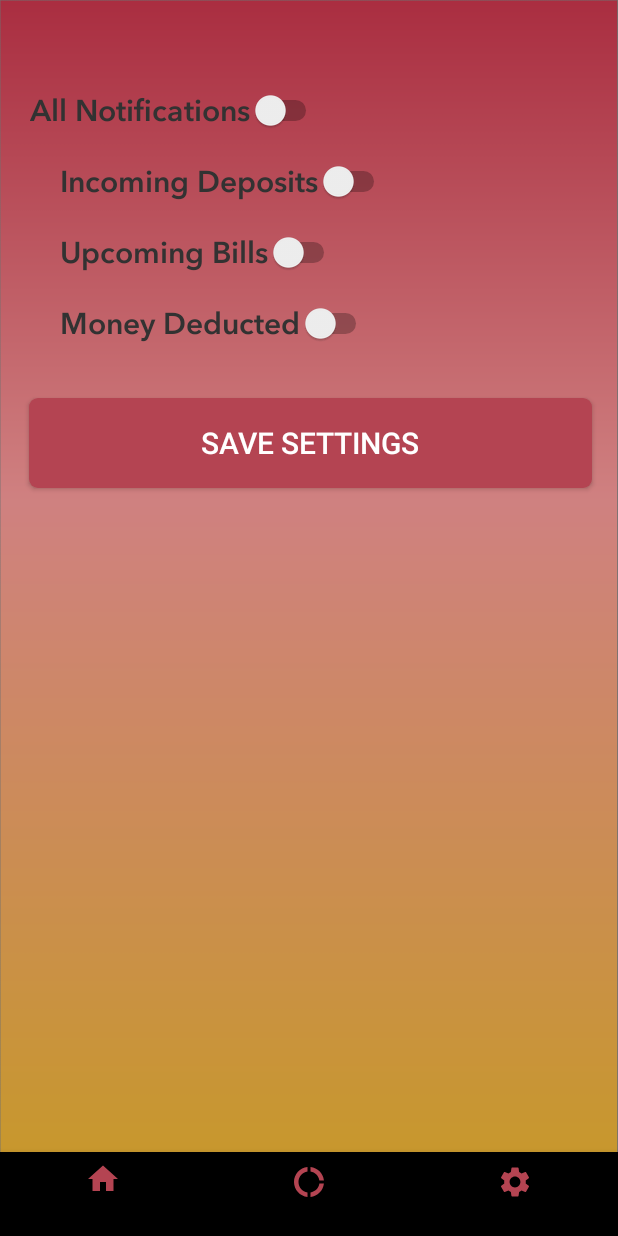
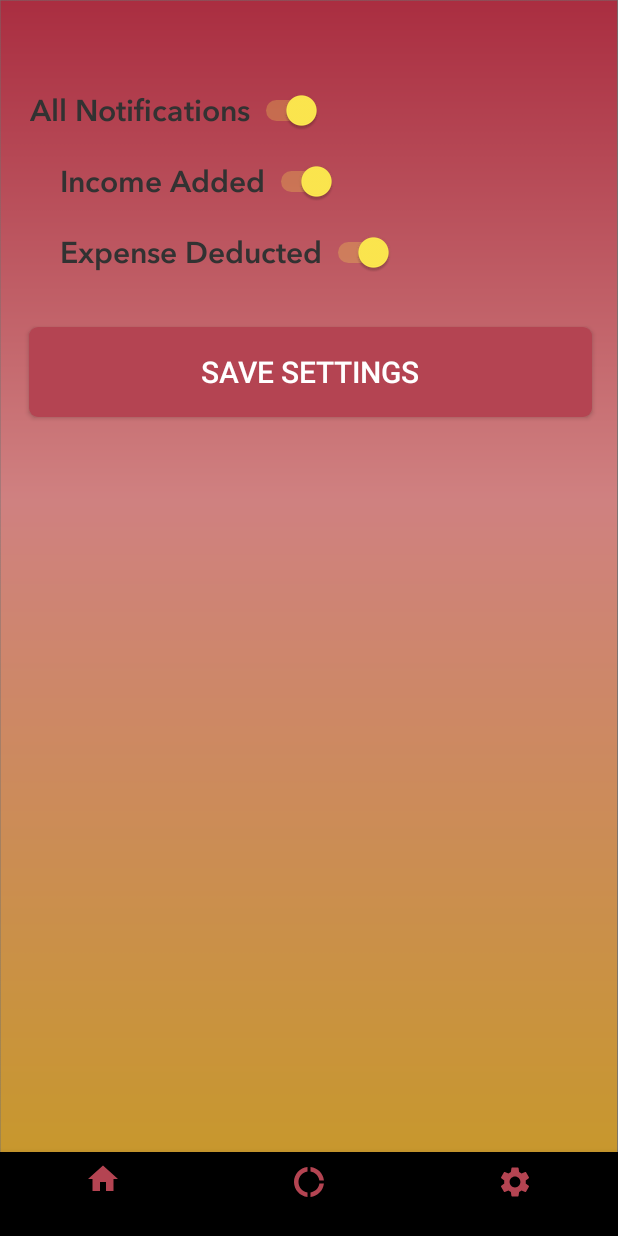
Before and after one commit to BeefxWellington/CMSC355Project, an Android app: the Notifications screen opened through its navigation route, on a phone screen of 412 x 824 dp. Run offline under Robolectric (Android 15) with nearby library versions, the phone set to English and light mode, and no system bars; our stand-ins replace navigation-ui.

Commit message:
Edit switches on notifications page

```diff
--- a/app/src/main/java/com/example/my2cents/Notifications.java
+++ b/app/src/main/java/com/example/my2cents/Notifications.java
@@ -1,10 +1,13 @@
 package com.example.my2cents;
 
+import android.annotation.SuppressLint;
 import android.os.Bundle;
 import android.view.LayoutInflater;
 import android.view.View;
 import android.view.ViewGroup;
 import android.widget.Button;
+import android.widget.CompoundButton;
+import android.widget.Switch;
 import android.widget.Toast;
 
 import androidx.fragment.app.Fragment;
@@ -56,12 +59,71 @@ public class Notifications extends Fragment {
         }
     }
 
+    public boolean allNotifications = true;
+    public boolean incomeNotifications = true;
+    public boolean expenseNotifications = true;
+
     @Override
     public View onCreateView(LayoutInflater inflater, ViewGroup container,
                              Bundle savedInstanceState) {
         // Inflate the layout for this fragment
         View view = inflater.inflate(R.layout.fragment_notifications, container, false);
         Button b1 = (Button) view.findViewById(R.id.savenotifications);
+
+        @SuppressLint("UseSwitchCompatOrMaterialCode") final Switch all = (Switch) view.findViewById(R.id.switch1);
+        @SuppressLint("UseSwitchCompatOrMaterialCode") final Switch income = (Switch) view.findViewById(R.id.switch2);
+        @SuppressLint("UseSwitchCompatOrMaterialCode") final Switch expense = (Switch) view.findViewById(R.id.switch3);
+
+        all.setOnCheckedChangeListener(new CompoundButton.OnCheckedChangeListener() {
+            @Override
+            public void onCheckedChanged(CompoundButton compoundButton, boolean b) {
+                if (b) {
+                    allNotifications = true;
+                    incomeNotifications = true;
+                    expenseNotifications = true;
+                    income.setChecked(true);
+                    expense.setChecked(true);
+                } else {
+                    allNotifications = false;
+                    incomeNotifications = false;
+                    expenseNotifications = false;
+                    income.setChecked(false);
+                    expense.setChecked(false);
+                }
+            }
+        });
+
+        income.setOnCheckedChangeListener(new CompoundButton.OnCheckedChangeListener() {
+            @Override
+            public void onCheckedChanged(CompoundButton compoundButton, boolean b) {
+                if (b) {
+                    incomeNotifications = true;
+                } else {
+                    incomeNotifications = false;
+                    allNotifications = false;
+                    all.setChecked(false);
+                }
+            }
+        });
+
+        expense.setOnCheckedChangeListener(new CompoundButton.OnCheckedChangeListener() {
+            @Override
+            public void onCheckedChanged(CompoundButton compoundButton, boolean b) {
+                if (b) {
+                    expenseNotifications = true;
+                } else {
+                    expenseNotifications = false;
+                    allNotifications = false;
+                    all.setChecked(false);
+                }
+            }
+        });
+
+        if (expenseNotifications && incomeNotifications) {
+            allNotifications = true;
+            all.setChecked(true);
+        }
+
         b1.setOnClickListener(new View.OnClickListener() {
             @Override
             public void onClick(View view) {
@@ -71,4 +133,17 @@ public class Notifications extends Fragment {
         });
         return view;
     }
+
+    public boolean getAllNotificationStatus () {
+        return allNotifications;
+    }
+
+    public boolean getIncomeNotificationStatus () {
+        return incomeNotifications;
+    }
+
+    public boolean getExpenseNotificationStatus () {
+        return expenseNotifications;
+    }
+
 }
--- a/app/src/main/res/layout/fragment_notifications.xml
+++ b/app/src/main/res/layout/fragment_notifications.xml
@@ -19,7 +19,9 @@
         android:layout_marginLeft="20dp"
         app:layout_constraintStart_toStartOf="parent"
         app:layout_constraintTop_toTopOf="parent"
-        tools:ignore="UseSwitchCompatOrMaterialXml" />
+        tools:ignore="UseSwitchCompatOrMaterialXml"
+        android:checked="true"
+        android:theme="@style/Switch"/>
 
     <Switch
         android:id="@+id/switch2"
@@ -28,12 +30,14 @@
         android:layout_marginLeft="40dp"
         android:layout_marginTop="20dp"
         android:fontFamily="@font/avenirregular"
-        android:text="Incoming Deposits"
+        android:text="Income Added"
         android:textColor="@android:color/secondary_text_light"
         android:textSize="20sp"
         app:layout_constraintStart_toStartOf="parent"
         app:layout_constraintTop_toBottomOf="@+id/switch1"
-        tools:ignore="UseSwitchCompatOrMaterialXml" />
+        tools:ignore="UseSwitchCompatOrMaterialXml"
+        android:checked="true"
+        android:theme="@style/Switch"/>
 
     <Switch
         android:id="@+id/switch3"
@@ -42,26 +46,15 @@
         android:layout_marginLeft="40dp"
         android:layout_marginTop="20dp"
         android:fontFamily="@font/avenirregular"
-        android:text="Upcoming Bills"
+        android:text="Expense Deducted"
         android:textColor="@android:color/secondary_text_light"
         android:textSize="20sp"
         app:layout_constraintStart_toStartOf="parent"
         app:layout_constraintTop_toBottomOf="@+id/switch2"
-        tools:ignore="UseSwitchCompatOrMaterialXml" />
+        tools:ignore="UseSwitchCompatOrMaterialXml"
+        android:checked="true"
+        android:theme="@style/Switch"/>
 
-    <Switch
-        android:id="@+id/switch4"
-        android:layout_width="wrap_content"
-        android:layout_height="wrap_content"
-        android:layout_marginLeft="40dp"
-        android:layout_marginTop="20dp"
-        android:fontFamily="@font/avenirregular"
-        android:text="Money Deducted"
-        android:textColor="@android:color/secondary_text_light"
-        android:textSize="20sp"
-        app:layout_constraintStart_toStartOf="parent"
-        app:layout_constraintTop_toBottomOf="@+id/switch3"
-        tools:ignore="UseSwitchCompatOrMaterialXml" />
 
     <Button
         android:id="@+id/savenotifications"
@@ -75,7 +68,7 @@
         app:layout_constraintEnd_toEndOf="parent"
         app:layout_constraintHorizontal_bias="0.529"
         app:layout_constraintStart_toStartOf="parent"
-        app:layout_constraintTop_toBottomOf="@+id/switch4" />
+        app:layout_constraintTop_toBottomOf="@+id/switch3" />
 
 
 </androidx.constraintlayout.widget.ConstraintLayout>
--- a/app/src/main/res/values/colors.xml
+++ b/app/src/main/res/values/colors.xml
@@ -8,6 +8,7 @@
     <color name="logoRed">#AA2E41</color>
     <color name="logoYellow">#C79B23</color>
     <color name="yellowYellow">#E2E82C</color>
+    <color name="switchOn">#ffe94f</color>
     <color name="white">#FFFFFF</color>
     <color name="gray">#A5A5A5</color>
     <color name="lightgray">#A2A2A2</color>
--- a/app/src/main/res/values/styles.xml
+++ b/app/src/main/res/values/styles.xml
@@ -1,4 +1,4 @@
-<resources>
+<resources xmlns:tools="http://schemas.android.com/tools">
     <!-- Base application theme. -->
     <style name="AppTheme" parent="Theme.AppCompat.Light.DarkActionBar">
         <!-- Customize your theme here. -->
@@ -8,5 +8,8 @@
         <item name="windowNoTitle">true</item>
         <item name="windowActionBar">false</item>
     </style>
+    <style name="Switch" parent="AppTheme">
+        <item name="colorAccent">@color/switchOn</item>
+    </style>
 
 </resources>
```
